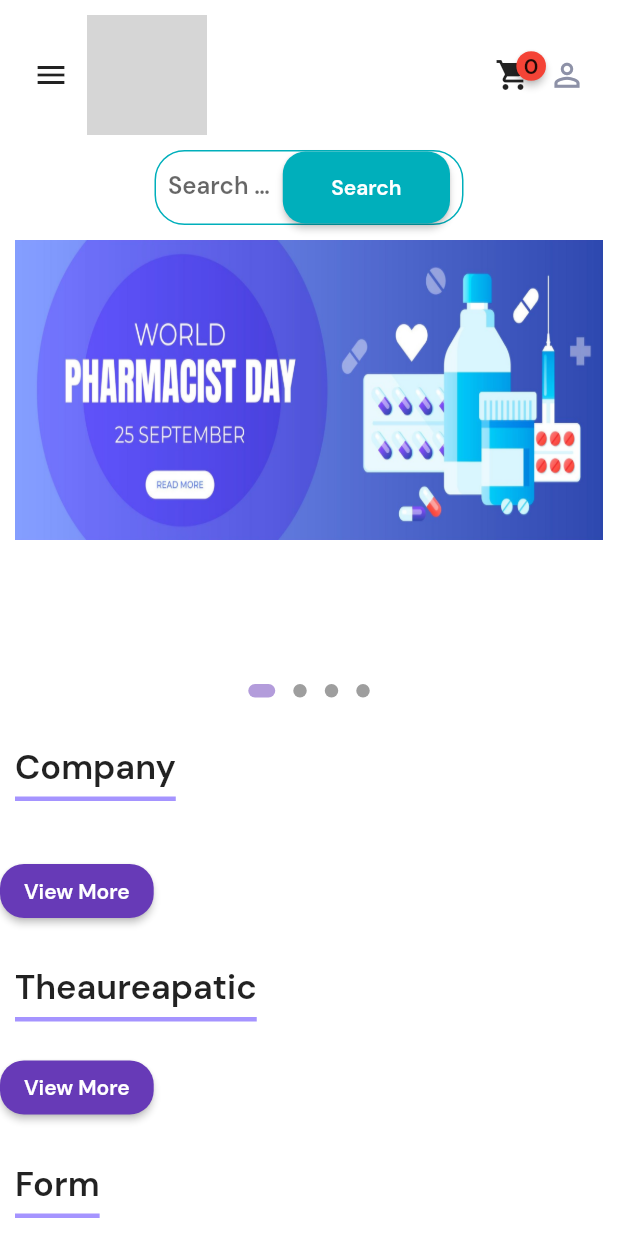
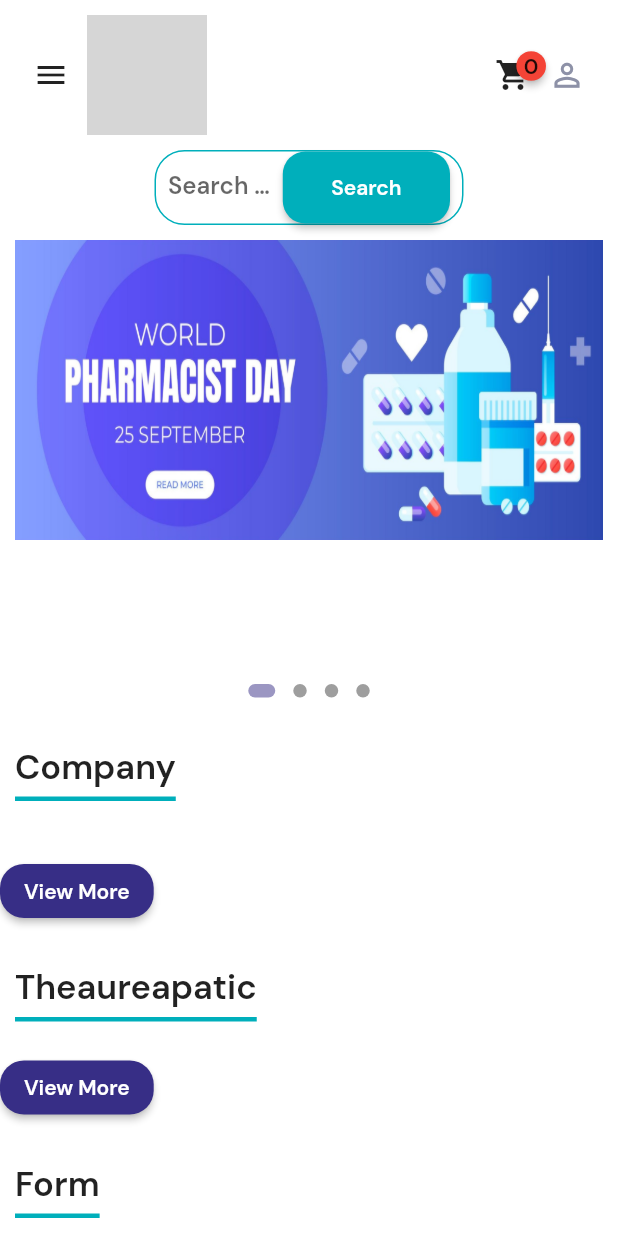
Before and after one commit to Jnananidhi/almed_in, a Flutter app: the screen it shows after launch, on a phone screen of 412 x 824 dp. Run offline on Flutter 3.47's test engine with Material 2 defaults, Android fonts, the phone set to English and light mode, and no system bars; drawn by our look-alikes of badges, carousel_slider, dots_indicator; our stand-ins replace expansion_tile_card; missing offline and left inert: dart:html, email_otp, universal_html; network calls fail; grey boxes are pictures that could not be loaded.

Commit message:
updated constants.dart (colour theme)

```diff
--- a/lib/constants.dart
+++ b/lib/constants.dart
@@ -2,8 +2,8 @@ import 'package:flutter/cupertino.dart';
 import 'package:flutter/material.dart';
 
 //color
-const kPrimaryColor = Colors.deepPurple;
-const kSecondaryColor = Color(0xffa594ff);
+const kPrimaryColor = Color(0xff372e86);
+const kSecondaryColor = Color(0xFF00AFBB);
 const kDarkblueColor = Color(0xff25396f);
 const kgreyColor = Color(0xfff1f1f1);
 const kDarkgreyColor = Color(0xff8d91a7);
```
